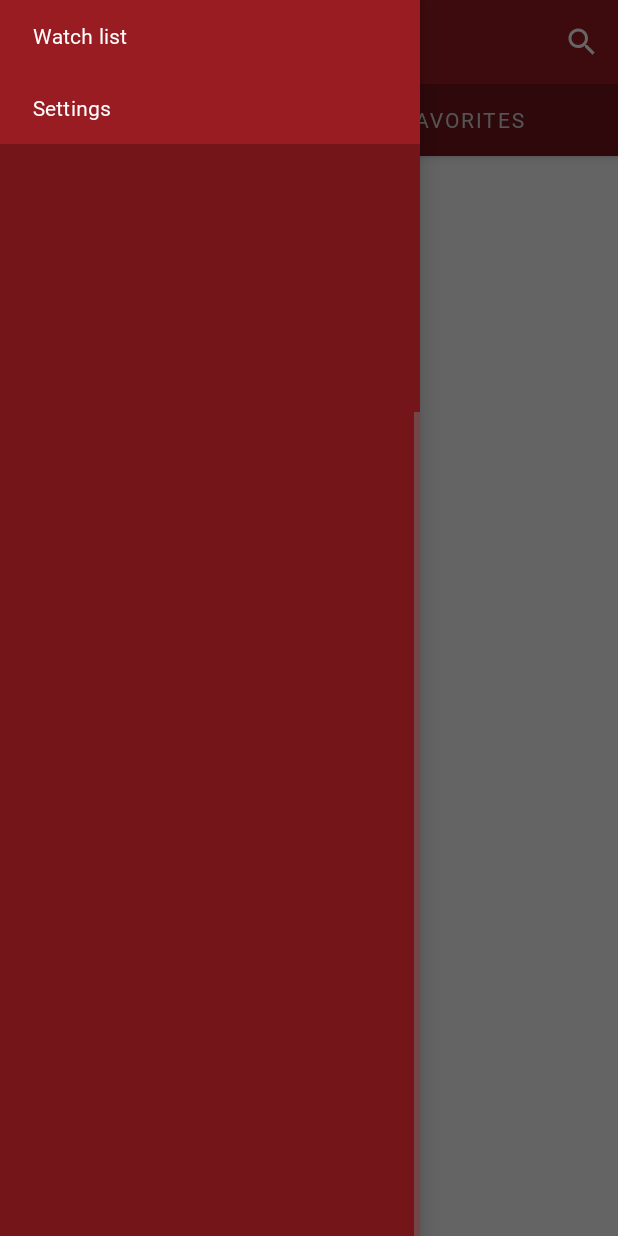
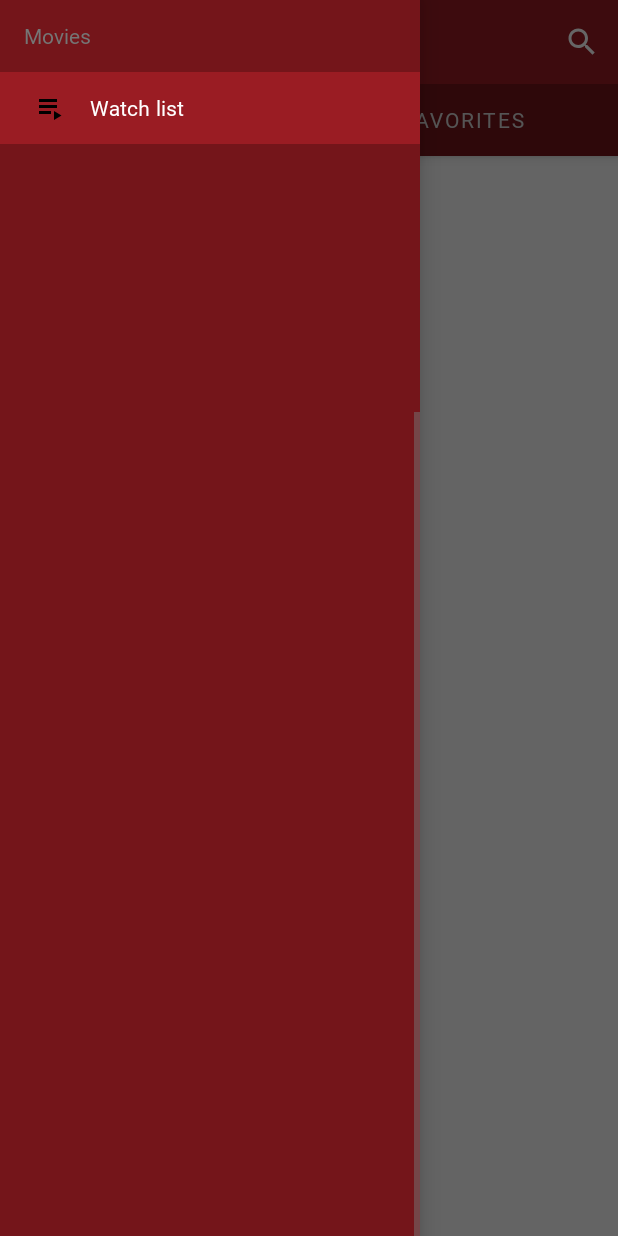
Before and after one commit to jcardama/movie-database, an Android app: the screen it shows after launch (MainActivity), with the side drawer open, on a phone screen of 412 x 824 dp. Run offline under Robolectric (Android 15) with nearby library versions, the phone set to English and light mode, and no system bars; our stand-ins replace Dagger/Hilt's generated code, Room's generated code, Timber; libraries missing offline, so code that uses them is left out: com.facebook.stetho, com.squareup.leakcanary; 2 statements that could not run were skipped.

Commit message:
Removes unused menu item and adds group to navigation drawer

```diff
--- a/app/src/main/kotlin/com/jcardama/moviedatabase/ui/movies/MoviesFragment.kt
+++ b/app/src/main/kotlin/com/jcardama/moviedatabase/ui/movies/MoviesFragment.kt
@@ -61,8 +61,6 @@ class MoviesFragment : BaseFragment(), NavigationView.OnNavigationItemSelectedLi
     override fun onNavigationItemSelected(item: MenuItem): Boolean {
         when (item.itemId) {
             R.id.watchlist_item -> activity.loadFragment(WatchListFragment::class.java)
-            R.id.settings_item -> {
-            }
         }
 
         view?.drawer_layout?.closeDrawer(GravityCompat.START)
--- /dev/null
+++ b/app/src/main/res/drawable/ic_playlist_play.xml
@@ -0,0 +1,9 @@
+<vector xmlns:android="http://schemas.android.com/apk/res/android"
+    android:width="24dp"
+    android:height="24dp"
+    android:viewportWidth="24"
+    android:viewportHeight="24">
+  <path
+      android:fillColor="#FF000000"
+      android:pathData="M4,10h12v2L4,12zM4,6h12v2L4,8zM4,14h8v2L4,16zM14,20l5,-3 -5,-3z"/>
+</vector>
--- a/app/src/main/res/menu/navigation.xml
+++ b/app/src/main/res/menu/navigation.xml
@@ -2,11 +2,16 @@
 <menu xmlns:android="http://schemas.android.com/apk/res/android">
 	<group>
 		<item
-			android:id="@+id/watchlist_item"
-			android:title="@string/action_watch_list" />
-
-		<item
-			android:id="@+id/settings_item"
-			android:title="@string/action_settings" />
+            android:id="@+id/title"
+			android:title="@string/title_movies">
+			<menu>
+				<group>
+					<item
+						android:id="@+id/watchlist_item"
+						android:icon="@drawable/ic_playlist_play"
+						android:title="@string/action_watch_list" />
+				</group>
+			</menu>
+		</item>
 	</group>
 </menu>
--- a/app/src/main/res/values/styles.xml
+++ b/app/src/main/res/values/styles.xml
@@ -54,6 +54,10 @@
         <item name="colorAccent">@color/textColorPrimaryInverse</item>
     </style>
 
+    <style name="NavigationView">
+        <item name="android:textColorSecondary">@color/textColorSecondaryInverse</item>
+    </style>
+
     <style name="ProgressBar.White" parent="@style/Theme.AppCompat">
         <item name="colorAccent">@android:color/white</item>
     </style>
```
